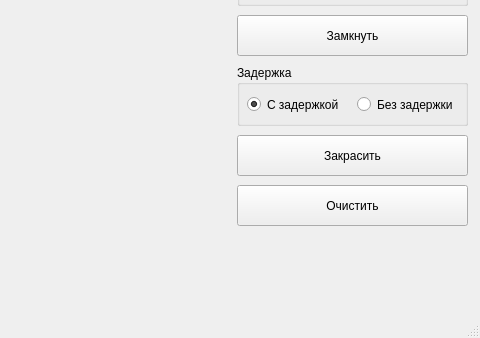
Qt form Lab5/mainwindow.ui (Inlucker/ComputerGraphics) before a commit; both pictures show x 513 to 993 and y 365 to 703 of the 993 by 703 pixel window.
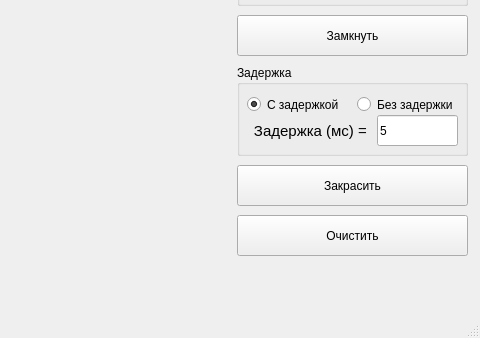
The same form after that commit.

```diff
--- a/Lab5/mainwindow.ui
+++ b/Lab5/mainwindow.ui
@@ -98,7 +98,7 @@
     <property name="geometry">
      <rect>
       <x>750</x>
-      <y>550</y>
+      <y>580</y>
       <width>231</width>
       <height>41</height>
      </rect>
@@ -111,7 +111,7 @@
     <property name="geometry">
      <rect>
       <x>750</x>
-      <y>500</y>
+      <y>530</y>
       <width>231</width>
       <height>41</height>
      </rect>
@@ -139,7 +139,7 @@
       <x>750</x>
       <y>430</y>
       <width>231</width>
-      <height>61</height>
+      <height>91</height>
      </rect>
     </property>
     <property name="title">
@@ -174,6 +174,40 @@
       <string>Без задержки</string>
      </property>
     </widget>
+    <widget class="QLineEdit" name="delay_Edit">
+     <property name="geometry">
+      <rect>
+       <x>140</x>
+       <y>50</y>
+       <width>81</width>
+       <height>31</height>
+      </rect>
+     </property>
+     <property name="text">
+      <string>5</string>
+     </property>
+    </widget>
+    <widget class="QLabel" name="label_delay">
+     <property name="geometry">
+      <rect>
+       <x>10</x>
+       <y>50</y>
+       <width>131</width>
+       <height>31</height>
+      </rect>
+     </property>
+     <property name="font">
+      <font>
+       <pointsize>11</pointsize>
+      </font>
+     </property>
+     <property name="text">
+      <string>Задержка (мс) = </string>
+     </property>
+     <property name="alignment">
+      <set>Qt::AlignCenter</set>
+     </property>
+    </widget>
    </widget>
    <widget class="QGroupBox" name="groupBox_4">
     <property name="geometry">
```
